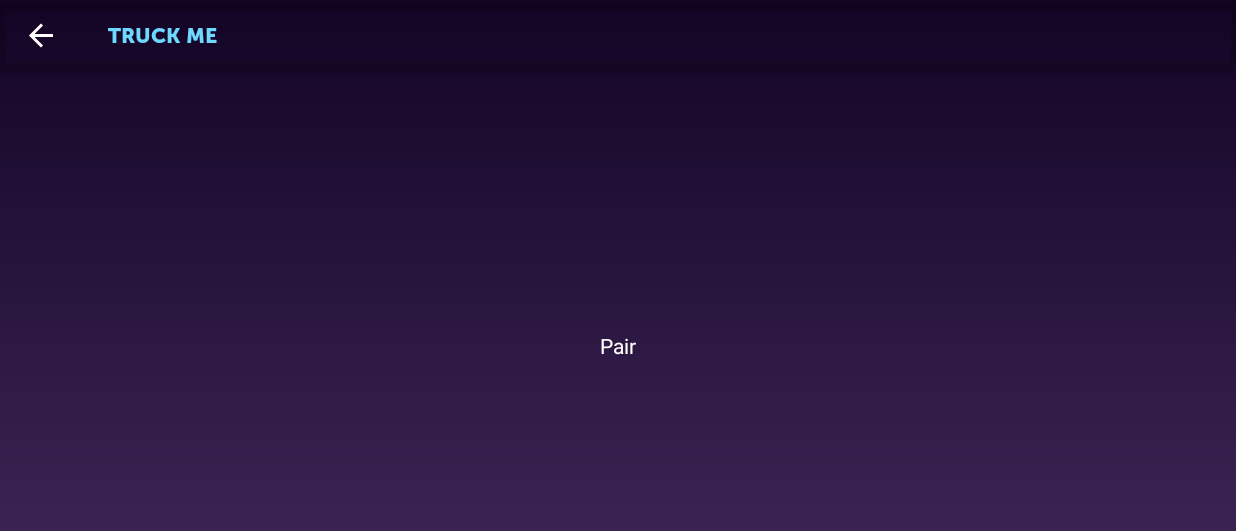
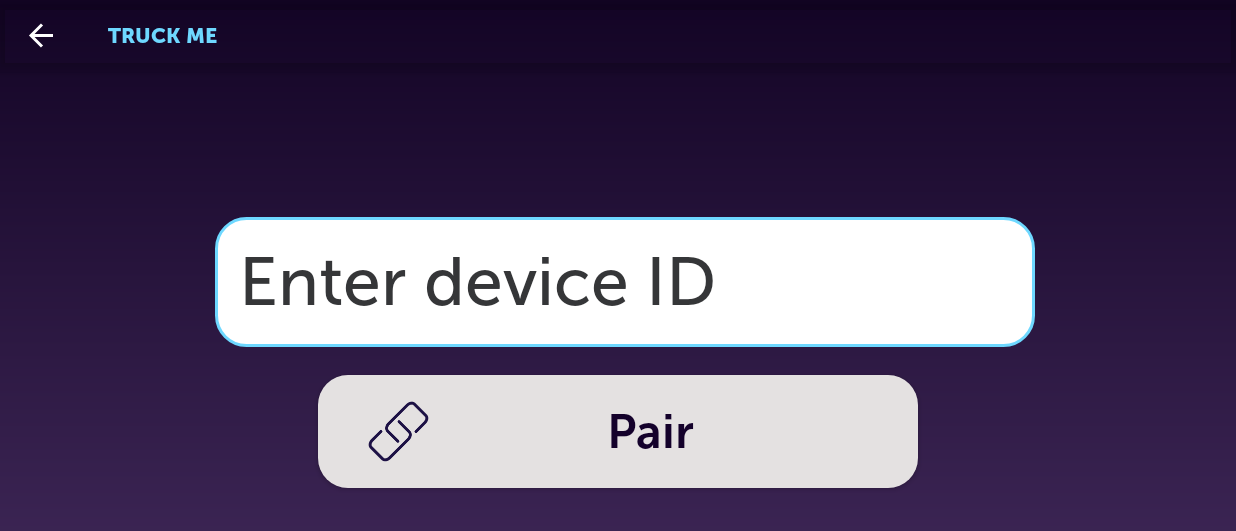
Before and after one commit to natiginfo/Junction2018, an Android app: the PairDeviceFragment screen opened through its navigation route, on a phone screen of 824 x 412 dp (held sideways). Shown: the top 531 px of the screen. Run offline under Robolectric (Android 15) with nearby library versions, the light colour scheme and no system bars; our stand-ins replace data binding, navigation-ui; 1 statement that could not run was skipped.

Commit message:
feat: simple pair device functionality needs to be connected to firebase

```diff
--- a/app/src/main/java/com/hackjunction/mobility/PairDeviceFragment.kt
+++ b/app/src/main/java/com/hackjunction/mobility/PairDeviceFragment.kt
@@ -7,6 +7,7 @@
 import androidx.databinding.DataBindingUtil
 import androidx.fragment.app.Fragment
 import androidx.lifecycle.ViewModelProviders
+import androidx.navigation.fragment.findNavController
 import com.hackjunction.mobility.databinding.PairDeviceFragmentBinding
 
 
@@ -14,18 +15,21 @@
 
 
     private lateinit var viewModel: PairDeviceViewModel
+    private lateinit var binding: PairDeviceFragmentBinding
 
     override fun onCreateView(
         inflater: LayoutInflater, container: ViewGroup?,
         savedInstanceState: Bundle?
     ): View? {
-        val binding: PairDeviceFragmentBinding =
-            DataBindingUtil.inflate(inflater, R.layout.pair_device_fragment, container, false);
+        binding = DataBindingUtil.inflate(inflater, R.layout.pair_device_fragment, container, false);
         return binding.root
     }
 
     override fun onViewCreated(view: View, savedInstanceState: Bundle?) {
         super.onViewCreated(view, savedInstanceState)
+        binding.pairDeviceButton.setOnClickListener {
+            this.findNavController().navigate(PairDeviceFragmentDirections.actionPairDeviceFragmentToQuestionFragment())
+        }
     }
 
     override fun onActivityCreated(savedInstanceState: Bundle?) {
--- /dev/null
+++ b/app/src/main/res/drawable/edittext_background.xml
@@ -0,0 +1,6 @@
+<?xml version="1.0" encoding="utf-8"?>
+<shape xmlns:android="http://schemas.android.com/apk/res/android" android:shape="rectangle">
+    <solid android:color="@color/white" />
+    <stroke android:width="2dp" android:color="#6ed8ff" />
+    <corners android:radius="20dp" />
+</shape>
--- a/app/src/main/res/layout-land/pair_device_fragment.xml
+++ b/app/src/main/res/layout-land/pair_device_fragment.xml
@@ -8,19 +8,46 @@
         android:layout_height="match_parent"
         tools:context=".PairDeviceFragment">
 
-        <TextView
-            android:id="@+id/helloWorld_text"
+
+        <EditText
+            android:id="@+id/editText"
             android:layout_width="wrap_content"
             android:layout_height="wrap_content"
             android:layout_marginStart="16dp"
             android:layout_marginTop="16dp"
             android:layout_marginEnd="16dp"
             android:layout_marginBottom="16dp"
+            android:background="@drawable/edittext_background"
+            android:ems="10"
+            android:fontFamily="@font/museo_sans_500"
+            android:hint="Enter device ID"
+            android:inputType="number"
+            android:padding="16dp"
+            android:textColor="#14012b"
+            android:textColorHint="#353638"
+            android:textSize="45sp"
+            app:layout_constraintBottom_toBottomOf="parent"
+            app:layout_constraintEnd_toEndOf="parent"
+            app:layout_constraintHorizontal_bias="0.52"
+            app:layout_constraintStart_toStartOf="parent"
+            app:layout_constraintTop_toTopOf="parent"
+            app:layout_constraintVertical_bias="0.32999998" />
+
+        <Button
+            android:id="@+id/pairDeviceButton"
+            style="@style/MainButtonStyle"
+            android:layout_width="400dp"
+            android:layout_height="wrap_content"
+            android:layout_marginStart="8dp"
+            android:layout_marginTop="8dp"
+            android:layout_marginEnd="8dp"
+            android:layout_marginBottom="8dp"
+            android:drawableStart="@drawable/icon_pair"
             android:text="Pair"
             app:layout_constraintBottom_toBottomOf="parent"
             app:layout_constraintEnd_toEndOf="parent"
             app:layout_constraintStart_toStartOf="parent"
-            app:layout_constraintTop_toTopOf="parent" />
-
+            app:layout_constraintTop_toBottomOf="@+id/editText"
+            app:layout_constraintVertical_bias="0.120000005" />
     </androidx.constraintlayout.widget.ConstraintLayout>
 </layout>
--- a/app/src/main/res/navigation/navigation_graph.xml
+++ b/app/src/main/res/navigation/navigation_graph.xml
@@ -28,45 +28,47 @@
         android:name="com.hackjunction.mobility.PairDeviceFragment"
         android:label="@string/app_name">
         <action
+            android:id="@+id/action_pairDeviceFragment_to_questionFragment"
+            app:destination="@id/questionFragment"
             app:enterAnim="@anim/slide_in_right"
             app:exitAnim="@anim/fade_out"
             app:popEnterAnim="@anim/fade_in"
             app:popExitAnim="@anim/slide_out_right"
-            android:id="@+id/action_pairDeviceFragment_to_mainFragment2"
-            app:destination="@id/mainFragment" />
+            app:popUpTo="@+id/pairDeviceFragment"
+            app:popUpToInclusive="true" />
     </fragment>
     <fragment
         android:id="@+id/questionFragment"
         android:name="com.hackjunction.mobility.sleep.guard.QuestionFragment"
         android:label="@string/app_name">
         <action
+            android:id="@+id/action_questionFragment_to_timerFragment"
+            app:destination="@id/timerFragment"
             app:enterAnim="@anim/slide_in_right"
             app:exitAnim="@anim/fade_out"
             app:popEnterAnim="@anim/fade_in"
             app:popExitAnim="@anim/slide_out_right"
-            android:id="@+id/action_questionFragment_to_timerFragment"
-            app:destination="@id/timerFragment"
             app:popUpTo="@+id/questionFragment"
             app:popUpToInclusive="true" />
         <action
+            android:id="@+id/action_questionFragment_to_alarmFragment"
+            app:destination="@id/alarmFragment"
             app:enterAnim="@anim/slide_in_right"
             app:exitAnim="@anim/fade_out"
             app:popEnterAnim="@anim/fade_in"
-            app:popExitAnim="@anim/slide_out_right"
-            android:id="@+id/action_questionFragment_to_alarmFragment"
-            app:destination="@id/alarmFragment" />
+            app:popExitAnim="@anim/slide_out_right" />
     </fragment>
     <fragment
         android:id="@+id/timerFragment"
         android:name="com.hackjunction.mobility.sleep.guard.TimerFragment"
         android:label="@string/app_name">
         <action
+            android:id="@+id/action_timerFragment_to_questionFragment"
+            app:destination="@id/questionFragment"
             app:enterAnim="@anim/slide_in_right"
             app:exitAnim="@anim/fade_out"
             app:popEnterAnim="@anim/fade_in"
-            app:popExitAnim="@anim/slide_out_right"
-            android:id="@+id/action_timerFragment_to_questionFragment"
-            app:destination="@id/questionFragment" />
+            app:popExitAnim="@anim/slide_out_right" />
         <argument
             android:name="seconds"
             app:argType="integer" />
@@ -76,12 +78,12 @@
         android:name="com.hackjunction.mobility.sleep.guard.AlarmFragment"
         android:label="@string/app_name">
         <action
+            android:id="@+id/action_alarmFragment_to_timerFragment"
+            app:destination="@id/timerFragment"
             app:enterAnim="@anim/slide_in_right"
             app:exitAnim="@anim/fade_out"
             app:popEnterAnim="@anim/fade_in"
             app:popExitAnim="@anim/slide_out_right"
-            android:id="@+id/action_alarmFragment_to_timerFragment"
-            app:destination="@id/timerFragment"
             app:popUpTo="@+id/alarmFragment"
             app:popUpToInclusive="true" />
     </fragment>
```
